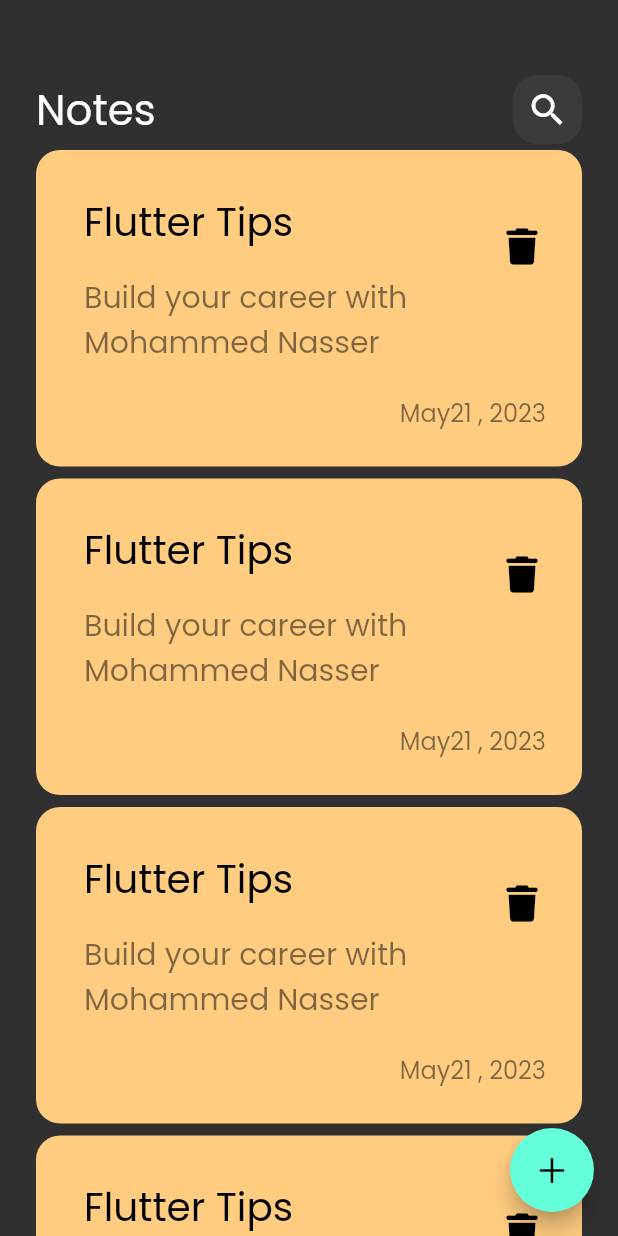
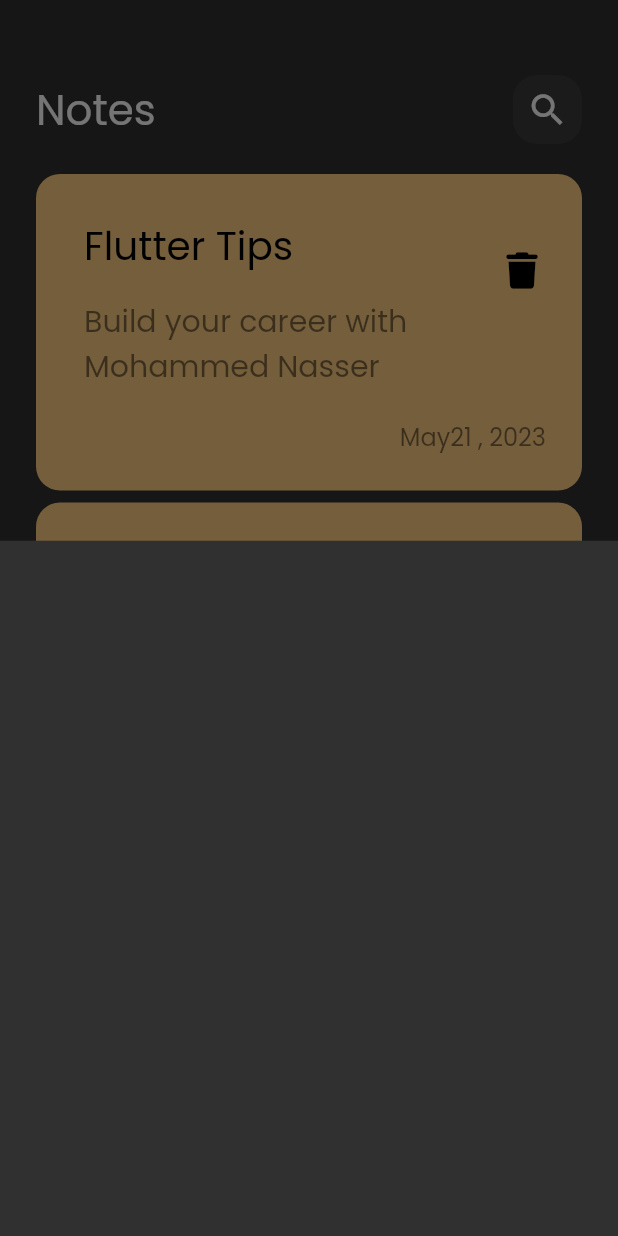
Before and after one commit to MohammedNAbdelsamea/Notes_app, a Flutter app: the screen it shows after launch, after a tap on an icon or button, on a phone screen of 412 x 824 dp. Run offline on Flutter 3.47's test engine with Material 2 defaults, Android fonts, the phone set to English and light mode, and no system bars; our stand-ins replace font_awesome_flutter.

Commit message:
ButtonSheet

```diff
--- a/lib/views/notes_view.dart
+++ b/lib/views/notes_view.dart
@@ -1,5 +1,6 @@
 import 'package:flutter/cupertino.dart';
 import 'package:flutter/material.dart';
+import 'package:notes_th/views/widgets/add_note_buttom_sheet.dart';
 import 'package:notes_th/views/widgets/notes_view_body.dart';
 
 class NotesView extends StatelessWidget {
@@ -10,7 +11,11 @@ class NotesView extends StatelessWidget {
     return Scaffold(
       floatingActionButton: FloatingActionButton(
         onPressed: (){
-
+showModalBottomSheet(
+    context: context,
+    builder: (context){
+      return AddButtonSheet();
+    });
         },
         child: Icon(CupertinoIcons.add),
       ),
--- /dev/null
+++ b/lib/views/widgets/add_note_buttom_sheet.dart
@@ -0,0 +1,10 @@
+import 'package:flutter/cupertino.dart';
+
+class AddButtonSheet extends StatelessWidget {
+  const AddButtonSheet({super.key});
+
+  @override
+  Widget build(BuildContext context) {
+    return  Container();
+  }
+}
--- a/lib/views/widgets/notes_list_view.dart
+++ b/lib/views/widgets/notes_list_view.dart
@@ -6,11 +6,17 @@ class NotesListView extends StatelessWidget {
 
   @override
   Widget build(BuildContext context) {
-    return ListView.builder(itemBuilder: (context,index){
-      return const Padding(
-          padding:const EdgeInsets.symmetric(vertical: 4),
-        child: NotesItem(),
-      );
-    });
+    return Padding(
+      padding: const EdgeInsets.symmetric(vertical: 16),
+      child: ListView.builder(
+          padding: EdgeInsets.zero,
+          itemBuilder: (context,index){
+
+        return const Padding(
+            padding:const EdgeInsets.symmetric(vertical: 4),
+          child: NotesItem(),
+        );
+      }),
+    );
   }
 }
```
